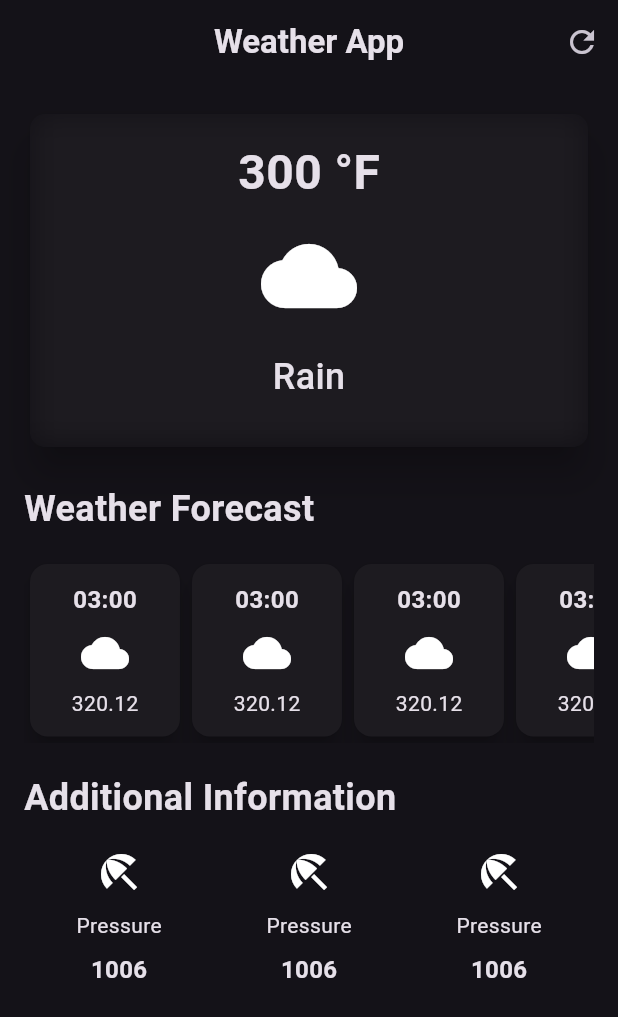
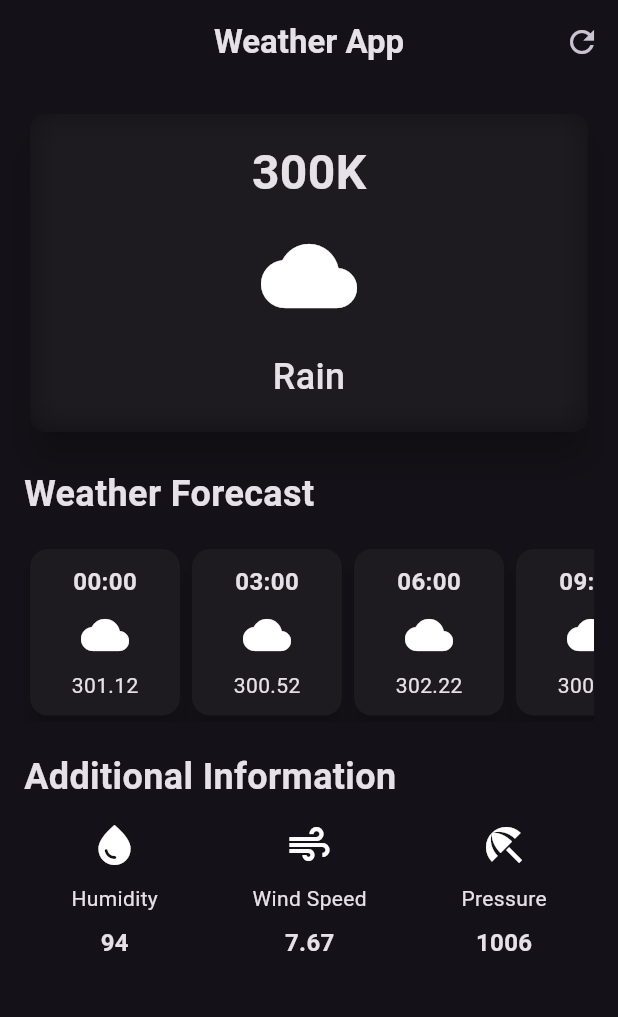
Before and after one commit to itsAbhishekV/WeatherApp-flutter, a Flutter app: the screen it shows after launch, on a phone screen of 412 x 824 dp. Shown: the top 1017 px of the screen. Run offline on Flutter 3.47's test engine with Material 3 defaults, Android fonts, the phone set to English and light mode, and no system bars.

Commit message:
basic improvement and file management

```diff
--- a/lib/additional_info_item.dart
+++ b/lib/additional_info_item.dart
@@ -1,18 +1,36 @@
+import 'dart:io';
+
 import 'package:flutter/material.dart';
 
 class AdditionalInformationItem extends StatelessWidget {
-  const AdditionalInformationItem({super.key});
+
+  final IconData icon;
+  final String label;
+  final String value;
+
+  const AdditionalInformationItem({
+    super.key,
+    required this.icon,
+    required this.label,
+    required this.value
+  });
 
   @override
   Widget build(BuildContext context) {
-    return const Column(
+
+    return Column(
       children: [
-        Icon(Icons.beach_access, size: 32),
-        SizedBox(height: 10,),
-        Text('Pressure'),
-        SizedBox(height: 8,),
-        Text('1006',
-          style: TextStyle(
+
+        Icon(icon, size: 32),
+
+        const SizedBox(height: 10,),
+
+        Text(label),
+
+        const SizedBox(height: 8,),
+
+        Text(value,
+          style: const TextStyle(
             fontSize: 16,
             fontWeight: FontWeight.bold,
           ),
--- a/lib/hourly_forecast_item.dart
+++ b/lib/hourly_forecast_item.dart
@@ -1,7 +1,17 @@
 import 'package:flutter/material.dart';
 
 class HourlyForecastItem extends StatelessWidget {
-  const HourlyForecastItem({super.key});
+
+  final String time;
+  final IconData icon;
+  final String temp;
+
+  const HourlyForecastItem({
+    super.key,
+    required this.time,
+    required this.icon,
+    required this.temp
+  });
 
   @override
   Widget build(BuildContext context) {
@@ -10,21 +20,21 @@ class HourlyForecastItem extends StatelessWidget {
       child: Container(
         width: 100,
         decoration: BoxDecoration(
-          borderRadius: BorderRadius.circular(12),
+          borderRadius: BorderRadius.circular(30),
         ),
-        padding: const EdgeInsets.all(12.0),
-        child: const Column(
+        padding: const EdgeInsets.all(10.0),
+        child: Column(
           children: [
-            Text('03:00',
-              style: TextStyle(
+            Text(time,
+              style: const TextStyle(
                 fontSize: 16,
                 fontWeight: FontWeight.bold,
               ),),
-            SizedBox(height: 8,),
-            Icon(Icons.cloud,
+            const SizedBox(height: 8,),
+            Icon(icon,
               size: 32,),
-            SizedBox(height: 8,),
-            Text('320.12'),
+            const SizedBox(height: 8,),
+            Text(temp),
           ],
         ),
       ),
--- a/lib/weather_screen.dart
+++ b/lib/weather_screen.dart
@@ -35,7 +35,7 @@ class WeatherScreen extends StatelessWidget {
 
             SizedBox(
               width: double.infinity,
-              height: 230,
+              height: 220,
               child: Card(
                 elevation: 10,
                 child: ClipRRect(
@@ -46,7 +46,7 @@ class WeatherScreen extends StatelessWidget {
                       padding: EdgeInsets.all(16),
                       child: Column(
                         children: [
-                          Text('300 °F',
+                          Text('300K',
                               style: TextStyle(
                                 fontSize: 32,
                                 fontWeight: FontWeight.w600,
@@ -92,11 +92,31 @@ class WeatherScreen extends StatelessWidget {
               scrollDirection: Axis.horizontal,
               child: Row(
                 children: [
-                  HourlyForecastItem(),
-                  HourlyForecastItem(),
-                  HourlyForecastItem(),
-                  HourlyForecastItem(),
-                  HourlyForecastItem(),
+                  HourlyForecastItem(
+                    time: '00:00',
+                    icon: Icons.cloud,
+                    temp: '301.12'
+                  ),
+                  HourlyForecastItem(
+                      time: '03:00',
+                      icon: Icons.cloud,
+                      temp: '300.52'
+                  ),
+                  HourlyForecastItem(
+                      time: '06:00',
+                      icon: Icons.cloud,
+                      temp: '302.22'
+                  ),
+                  HourlyForecastItem(
+                      time: '09:00',
+                      icon: Icons.cloud,
+                      temp: '300.62'
+                  ),
+                  HourlyForecastItem(
+                      time: '12:00',
+                      icon: Icons.cloud,
+                      temp: '304.27'
+                  ),
                 ],
               ),
             ),
@@ -112,14 +132,26 @@ class WeatherScreen extends StatelessWidget {
               ),
             ),
 
-            const SizedBox(height: 16,),
+            const SizedBox(height: 12,),
 
             const Row(
               mainAxisAlignment: MainAxisAlignment.spaceAround,
               children: [
-                AdditionalInformationItem(),
-                AdditionalInformationItem(),
-                AdditionalInformationItem(),
+                AdditionalInformationItem(
+                  icon: Icons.water_drop,
+                  label: 'Humidity',
+                  value: '94',
+                ),
+                AdditionalInformationItem(
+                  icon: Icons.air,
+                  label: 'Wind Speed',
+                  value: '7.67',
+                ),
+                AdditionalInformationItem(
+                  icon: Icons.beach_access,
+                  label: 'Pressure',
+                  value: '1006',
+                ),
               ]
             )
 
--- a/pubspec.yaml
+++ b/pubspec.yaml
@@ -30,7 +30,7 @@ environment:
 dependencies:
   flutter:
     sdk: flutter
-
+  http: ^1.2.0
 
   # The following adds the Cupertino Icons font to your application.
   # Use with the CupertinoIcons class for iOS style icons.
```
Also changed, not shown: pubspec.lock.
